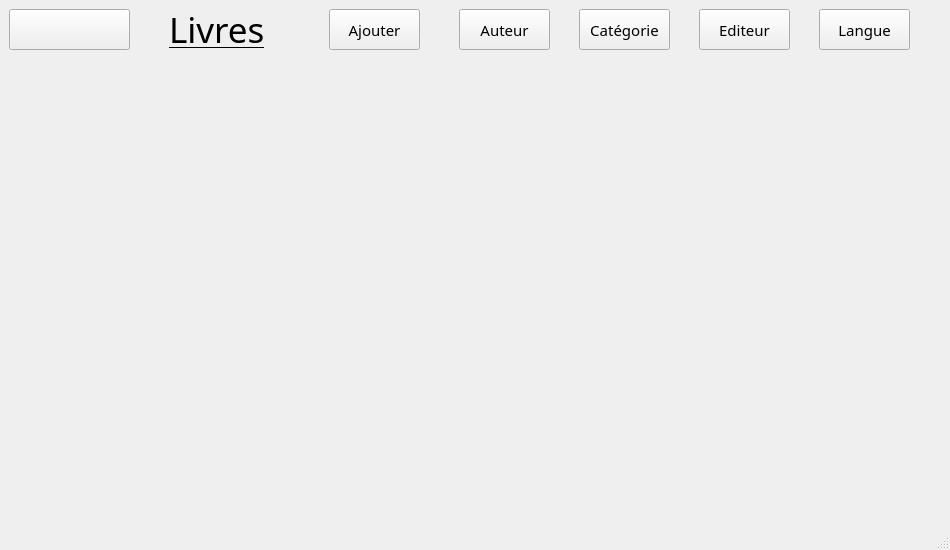
Hajaniaina07/BiblioTECH, file ui/mainwindow.ui: the form before one commit.
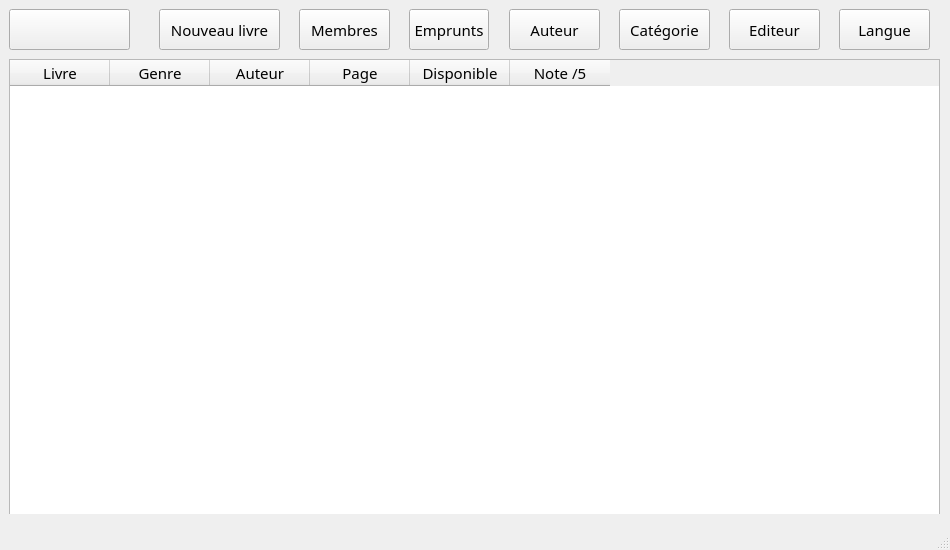
The form after the commit. The open tabs and pages were chosen to show the change. Icons and pictures are not drawn.

What changed in the file:
```diff
--- a/ui/mainwindow.ui
+++ b/ui/mainwindow.ui
@@ -293,20 +293,20 @@
        <widget class="QPushButton" name="lb_ajouter">
         <property name="geometry">
          <rect>
-          <x>320</x>
+          <x>150</x>
           <y>0</y>
-          <width>91</width>
+          <width>121</width>
           <height>41</height>
          </rect>
         </property>
         <property name="text">
-         <string>Ajouter</string>
+         <string>Nouveau livre</string>
         </property>
        </widget>
        <widget class="QPushButton" name="lb_categorie">
         <property name="geometry">
          <rect>
-          <x>570</x>
+          <x>610</x>
           <y>0</y>
           <width>91</width>
           <height>41</height>
@@ -319,7 +319,7 @@
        <widget class="QPushButton" name="lb_auteur">
         <property name="geometry">
          <rect>
-          <x>450</x>
+          <x>500</x>
           <y>0</y>
           <width>91</width>
           <height>41</height>
@@ -332,7 +332,7 @@
        <widget class="QPushButton" name="lb_editeur">
         <property name="geometry">
          <rect>
-          <x>690</x>
+          <x>720</x>
           <y>0</y>
           <width>91</width>
           <height>41</height>
@@ -345,7 +345,7 @@
        <widget class="QPushButton" name="lb_langue">
         <property name="geometry">
          <rect>
-          <x>810</x>
+          <x>830</x>
           <y>0</y>
           <width>91</width>
           <height>41</height>
@@ -355,24 +355,70 @@
          <string>Langue</string>
         </property>
        </widget>
-       <widget class="QLabel" name="l_pageTitle">
+       <widget class="QTableWidget" name="tableWidget">
         <property name="geometry">
          <rect>
-          <x>160</x>
+          <x>0</x>
+          <y>50</y>
+          <width>931</width>
+          <height>461</height>
+         </rect>
+        </property>
+        <column>
+         <property name="text">
+          <string>Livre</string>
+         </property>
+        </column>
+        <column>
+         <property name="text">
+          <string>Genre</string>
+         </property>
+        </column>
+        <column>
+         <property name="text">
+          <string>Auteur</string>
+         </property>
+        </column>
+        <column>
+         <property name="text">
+          <string>Page</string>
+         </property>
+        </column>
+        <column>
+         <property name="text">
+          <string>Disponible</string>
+         </property>
+        </column>
+        <column>
+         <property name="text">
+          <string>Note /5</string>
+         </property>
+        </column>
+       </widget>
+       <widget class="QPushButton" name="pushButton_2">
+        <property name="geometry">
+         <rect>
+          <x>400</x>
           <y>0</y>
-          <width>121</width>
+          <width>80</width>
           <height>41</height>
          </rect>
         </property>
-        <property name="font">
-         <font>
-          <family>Segoe Script</family>
-          <pointsize>26</pointsize>
-          <underline>true</underline>
-         </font>
+        <property name="text">
+         <string>Emprunts</string>
         </property>
+       </widget>
+       <widget class="QPushButton" name="pushButton_3">
+        <property name="geometry">
+         <rect>
+          <x>290</x>
+          <y>0</y>
+          <width>91</width>
+          <height>41</height>
+         </rect>
+        </property>
         <property name="text">
-         <string>Livres</string>
+         <string>Membres</string>
         </property>
        </widget>
       </widget>
```
